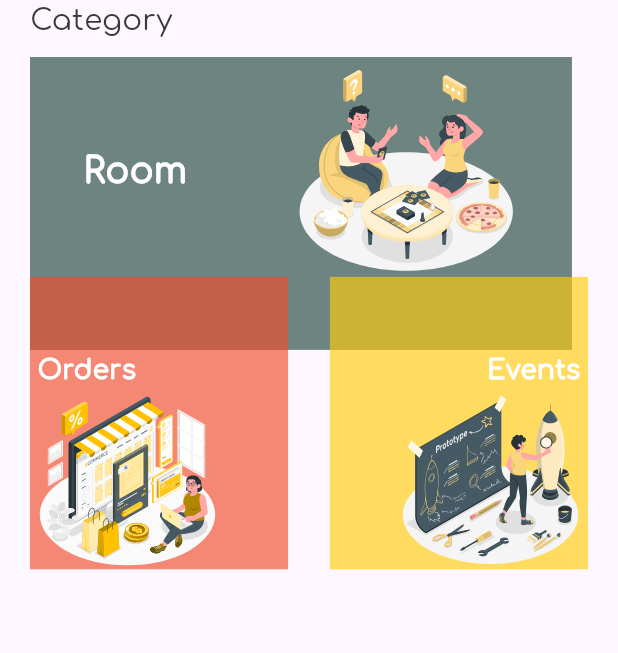
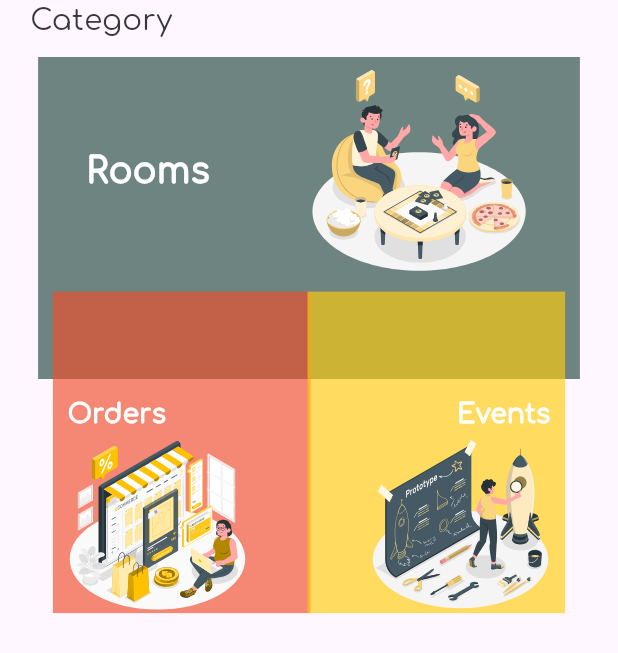
Before and after one commit to KarimAshraf-eng/shagafZag, a Flutter app: the Category widget shown alone on an empty page, opened directly, on a phone screen of 412 x 824 dp. Shown: the top 653 px of the screen. Run offline on Flutter 3.47's test engine with Material 3 defaults, Android fonts, the phone set to English and light mode, and no system bars; our stand-ins replace animated_bottom_navigation_bar, carousel_slider, flutter_screenutil, flutter_svg, go_router, icons_plus and 1 more; missing offline and left inert: shape_to_go.

Commit message:
Some minor tweaks to the ClipPath section.

```diff
--- /dev/null
+++ b/lib/Core/common/splasher.dart
@@ -0,0 +1,38 @@
+import 'package:flutter/material.dart';
+
+class Splasher extends StatelessWidget {
+  final Widget child;
+  final Color color;
+  final double? width;
+  final double? height;
+  final void Function() onTap;
+  const Splasher({
+    super.key,
+    required this.child,
+    this.color = Colors.transparent,
+    this.width,
+    this.height,
+    required this.onTap,
+  });
+
+  @override
+  Widget build(BuildContext context) {
+    return Material(
+      color: Colors.transparent,
+      child: Ink(
+        color: color,
+        width: width,
+        height: height,
+        child: InkWell(
+          splashColor: Colors.white24,
+          onTap: onTap,
+          child: SizedBox(
+            width: width,
+            height: height,
+            child: child,
+          ),
+        ),
+      ),
+    );
+  }
+}
--- a/lib/Features/Home/Presentation/Views/Widgets/category.dart
+++ b/lib/Features/Home/Presentation/Views/Widgets/category.dart
@@ -1,5 +1,5 @@
 import 'package:shagaf_zag/Core/Barrel/imports.dart';
-
+import 'package:shagaf_zag/core/common/splasher.dart';
 
 class Category extends StatelessWidget {
   const Category({super.key});
@@ -10,110 +10,108 @@ class Category extends StatelessWidget {
       crossAxisAlignment: CrossAxisAlignment.stretch,
       children: [
         Padding(
-          padding: const EdgeInsets.only(left: 20,bottom: 10),
+          padding: const EdgeInsets.only(left: 20, bottom: 10),
           child: Text(
             "Category",
             style: ShagafFontStyles.darkGreyMedium20,
           ),
         ),
         SizedBox(
-          height: 350.h,
+          height: 380.h,
           child: Stack(
             children: [
               Positioned(
-                left: 20,
+                top: 0,
+                left: (MediaQuery.of(context).size.width - 342.w) / 2,
                 child: ClipPath(
                     clipper: Potter(points: [
                       const TopLeftCorner(),
                       const TopRightCorner(),
                       const PointOnRightSide(divider: 1.5),
-                    const BottomCenterCorner(),
+                      const BottomCenterCorner(radius: Radius.circular(5)),
                       const PointOnLeftSide(divider: 1.5),
                     ], radius: const Radius.circular(10)),
-                  child: InkWell(
-                    splashColor: Colors.transparent,
-                    highlightColor: Colors.transparent,
-                    onTap: (){},
-                    child: Container(
+                    child: Splasher(
                       color: ShagafColors.primaryColor.withOpacity(0.65),
                       width: 342.w,
-                      height: 200.h,
+                      height: 220.h,
+                      onTap: () {},
                       child: Row(
                         mainAxisAlignment: MainAxisAlignment.spaceAround,
                         crossAxisAlignment: CrossAxisAlignment.start,
                         children: [
                           Padding(
                             padding: const EdgeInsets.only(top: 60),
-                             child: Text("Room",style: ShagafFontStyles.whiteSemiBold24,),
+                            child: Text(
+                              "Rooms",
+                              style: ShagafFontStyles.whiteSemiBold24,
+                            ),
                           ),
                           SvgPicture.asset(room)
                         ],
                       ),
-                    ),
-                  ),
-                ),
+                    )),
               ),
               Positioned(
-                left: 20,
+                left: (MediaQuery.of(context).size.width - 342) / 2,
                 bottom: 0,
                 child: ClipPath(
                     clipper: Potter(points: [
-                    const TopLeftCorner(radius: Radius.circular(30)),
+                      const TopLeftCorner(radius: Radius.circular(25)),
                       const PointOnRightSide(divider: 2.5),
                       const BottomRightCorner(),
                       const BottomLeftCorner(),
                     ], radius: const Radius.circular(10)),
-                  child: InkWell(
-                    splashColor: Colors.transparent,
-                    highlightColor: Colors.transparent,
-                    child: Container(
+                    child: Splasher(
+                        onTap: () {},
                         color: ShagafColors.secondaryColor.withOpacity(0.65),
                         width: 163.w,
-                      height: 200.h,
+                        height: 220.h,
                         child: Padding(
-                        padding: const EdgeInsets.only(top: 50,left: 5),
+                          padding: const EdgeInsets.only(left: 10),
                           child: Column(
-                          mainAxisAlignment: MainAxisAlignment.start,
+                            mainAxisSize: MainAxisSize.max,
+                            mainAxisAlignment: MainAxisAlignment.end,
                             crossAxisAlignment: CrossAxisAlignment.start,
                             children: [
-                             Text("Orders",style: ShagafFontStyles.whiteSemiBold18,),
+                              Text(
+                                "Orders",
+                                style: ShagafFontStyles.whiteSemiBold18,
+                              ),
                               SvgPicture.asset(order)
                             ],
                           ),
-                      ),
-                    ),
-                  ),
-                ),
+                        ))),
               ),
               Positioned(
-                right: 20,
+                right: (MediaQuery.of(context).size.width - 342) / 2,
                 bottom: 0,
                 child: ClipPath(
                   clipper: Potter(points: [
                     const PointOnLeftSide(divider: 2.5),
-                    const TopRightCorner(radius: Radius.circular(30)),
+                    const TopRightCorner(radius: Radius.circular(25)),
                     const BottomRightCorner(),
                     const BottomLeftCorner(),
                   ], radius: const Radius.circular(10)),
-                  child: InkWell(
-                    splashColor: Colors.transparent,
-                    highlightColor: Colors.transparent,
-                    child: Container(
+                  child: Splasher(
+                      onTap: () {},
                       color: ShagafColors.tertiaryColor.withOpacity(0.65),
                       width: 163.w,
-                      height: 200.h,
+                      height: 220.h,
                       child: Padding(
-                        padding: const EdgeInsets.only(top: 50,right: 5),
+                          padding: const EdgeInsets.only(right: 10),
                           child: Column(
+                            mainAxisSize: MainAxisSize.max,
+                            mainAxisAlignment: MainAxisAlignment.end,
                             crossAxisAlignment: CrossAxisAlignment.end,
                             children: [
-                             Text("Events",style: ShagafFontStyles.whiteSemiBold18,),
+                              Text(
+                                "Events",
+                                style: ShagafFontStyles.whiteSemiBold18,
+                              ),
                               SvgPicture.asset(events)
                             ],
-                        ),
-                      ),
-                    ),
-                  ),
+                          ))),
                 ),
               ),
             ],
```
Also changed, not shown: pubspec.lock. Lines whose indentation alone changed are shown as unchanged.
